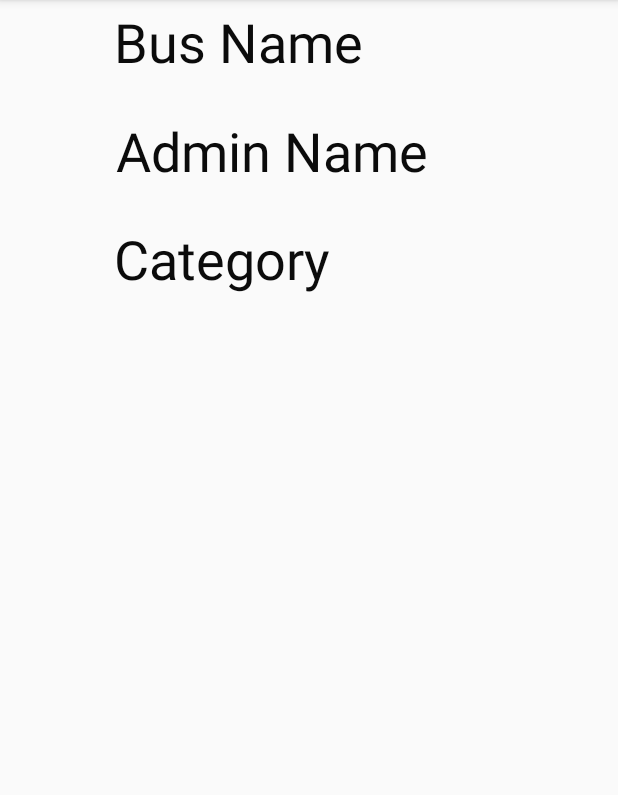
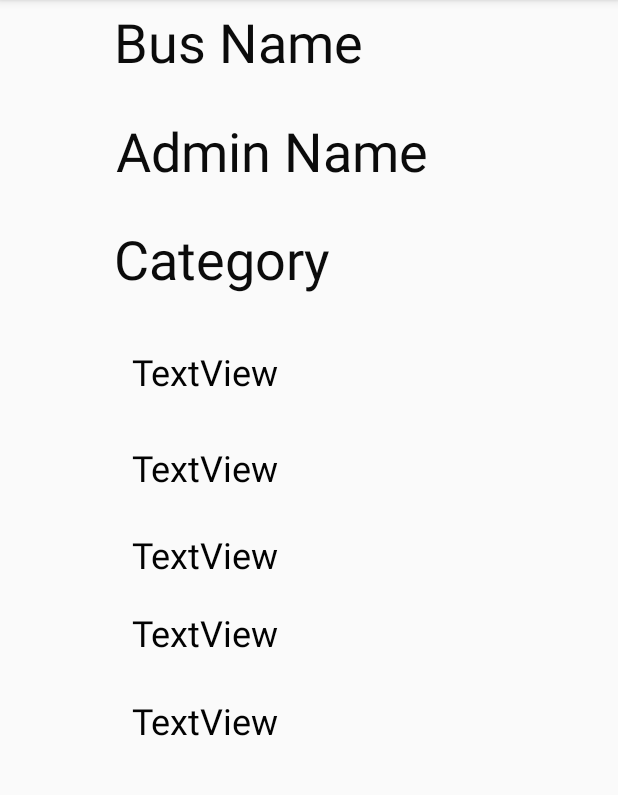
Before and after one commit to TeddyBonkerz/StoreFrontApp, an Android app: the home_fragment screen opened directly, with no data from a screen before it, on a phone screen of 412 x 824 dp, the part 84-879 px from its top. Run offline under Robolectric (Android 15) with nearby library versions, the phone set to English and light mode, and no system bars; our stand-ins replace Firebase (no records; nobody signed in at launch, a user with empty details on screens opened directly).

Commit message:
added Firebase data to Home

```diff
--- a/app/src/main/java/com/example/storefrontapp/navdrawer/home_fragment.java
+++ b/app/src/main/java/com/example/storefrontapp/navdrawer/home_fragment.java
@@ -27,6 +27,8 @@ public class home_fragment extends Fragment {
     String adminName;
     String category;
 
+    String productName, productDescription, productPrice, productQuantity, productType;
+
     TextView homeHeader1, homeHeader2, homeHeader3;
 
     FirebaseDatabase rootNode;
@@ -45,6 +47,12 @@ public class home_fragment extends Fragment {
         homeHeader1 = view.findViewById(R.id.homeHeader1);
         homeHeader2 = view.findViewById(R.id.homeHeader2);
         homeHeader3 = view.findViewById(R.id.homeHeader3);
+
+        final TextView pDescriptionTextView = view.findViewById(R.id.pDescriptionTextView);
+        final TextView pPriceTextView = view.findViewById(R.id.pPriceTextView);
+        final TextView pNameTextView = view.findViewById(R.id.pNameTextView);
+        final TextView pQuantityTextView = view.findViewById(R.id.pQuantityTextView);
+        final TextView pTypeTextView = view.findViewById(R.id.pTypeTextView);
 
 
         // Read Data from Firebase
@@ -71,6 +79,35 @@ public class home_fragment extends Fragment {
             }
         });
 
+        DatabaseReference refInventory = FirebaseDatabase.getInstance().getReference("inventory");
+        Query queryInventory = refInventory.orderByKey().equalTo(uID);
+        queryInventory.addListenerForSingleValueEvent(new ValueEventListener() {
+            @Override
+            public void onDataChange(@NonNull DataSnapshot datasnapshot) {
+                for(DataSnapshot snapshot : datasnapshot.getChildren()){
+                    productName = snapshot.child("productName").getValue(String.class);
+                    productDescription = snapshot.child("productDescription").getValue(String.class);
+                    productPrice = snapshot.child("productPrice").getValue(String.class);
+                    productQuantity = snapshot.child("productQuantity").getValue(String.class);
+                    productType = snapshot.child("productType").getValue(String.class);
+
+                    System.out.println("🔥" + productName + ", " + productDescription + ", " + productType);
+
+                    pNameTextView.setText("Product: " + productName);
+                    pPriceTextView.setText("Price: " + productPrice);
+                    pDescriptionTextView.setText("Description: " + productDescription);
+                    pQuantityTextView.setText("Quantity left: " + productQuantity);
+                    pTypeTextView.setText("Type: " + productType);
+
+                }
+            }
+
+            @Override
+            public void onCancelled(@NonNull DatabaseError error) {
+
+            }
+        });
+
 
         return view;
     }
--- a/app/src/main/res/layout/fragment_home.xml
+++ b/app/src/main/res/layout/fragment_home.xml
@@ -5,7 +5,7 @@
 
     <TextView
         android:id="@+id/homeHeader1"
-        android:layout_width="248dp"
+        android:layout_width="220dp"
         android:layout_height="wrap_content"
         android:layout_alignParentStart="true"
         android:layout_alignParentLeft="true"
@@ -47,4 +47,59 @@
         android:text="Category"
         android:textColor="#0B0B0B"
         android:textSize="36sp" />
+
+    <TextView
+        android:id="@+id/pDescriptionTextView"
+        android:layout_width="235dp"
+        android:layout_height="38dp"
+        android:layout_alignParentTop="true"
+        android:layout_centerHorizontal="true"
+        android:layout_marginTop="351dp"
+        android:text="TextView"
+        android:textColor="#020202"
+        android:textSize="24sp" />
+
+    <TextView
+        android:id="@+id/pPriceTextView"
+        android:layout_width="235dp"
+        android:layout_height="38dp"
+        android:layout_alignParentTop="true"
+        android:layout_centerHorizontal="true"
+        android:layout_marginTop="409dp"
+        android:text="TextView"
+        android:textColor="#020202"
+        android:textSize="24sp" />
+
+    <TextView
+        android:id="@+id/pNameTextView"
+        android:layout_width="235dp"
+        android:layout_height="38dp"
+        android:layout_alignParentTop="true"
+        android:layout_centerHorizontal="true"
+        android:layout_marginTop="287dp"
+        android:text="TextView"
+        android:textColor="#020202"
+        android:textSize="24sp" />
+
+    <TextView
+        android:id="@+id/pQuantityTextView"
+        android:layout_width="235dp"
+        android:layout_height="38dp"
+        android:layout_alignParentTop="true"
+        android:layout_centerHorizontal="true"
+        android:layout_marginTop="520dp"
+        android:text="TextView"
+        android:textColor="#020202"
+        android:textSize="24sp" />
+
+    <TextView
+        android:id="@+id/pTypeTextView"
+        android:layout_width="235dp"
+        android:layout_height="38dp"
+        android:layout_alignParentTop="true"
+        android:layout_centerHorizontal="true"
+        android:layout_marginTop="461dp"
+        android:text="TextView"
+        android:textColor="#020202"
+        android:textSize="24sp" />
 </RelativeLayout>
```
